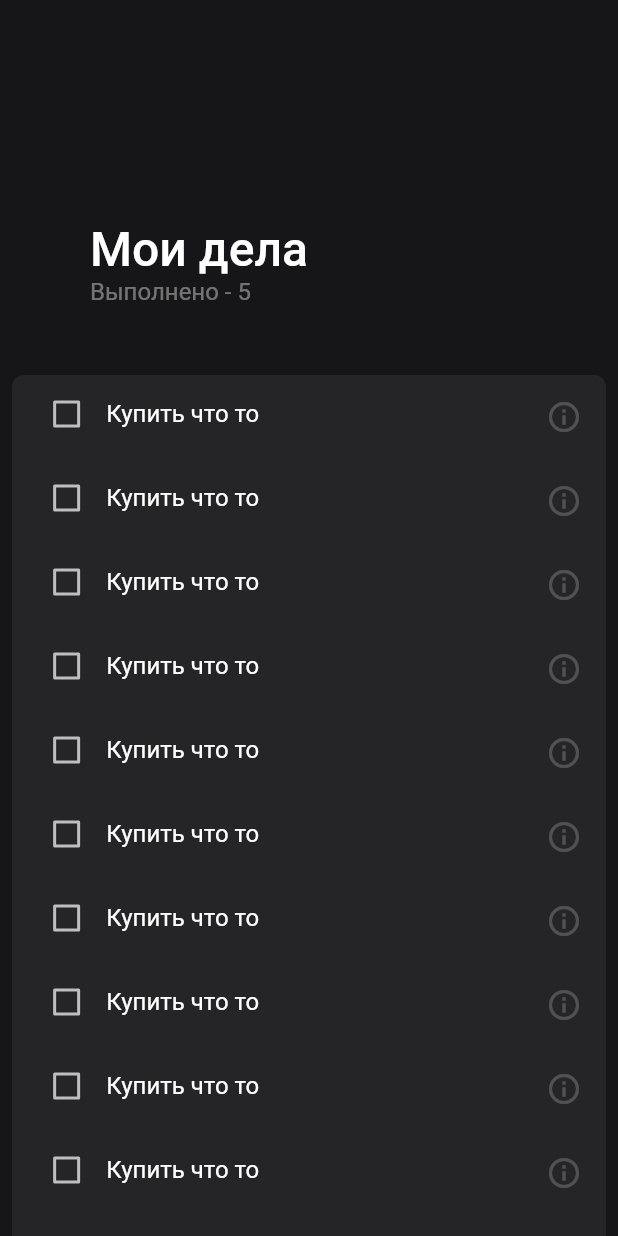
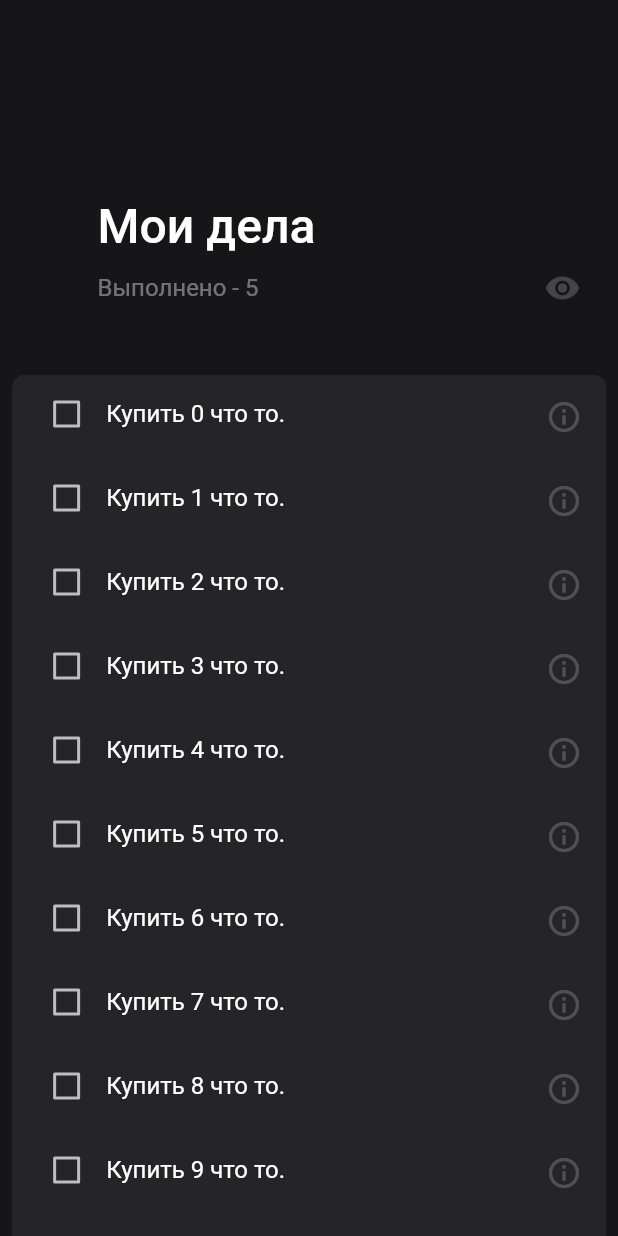
Before and after one commit to Orillio/todo_list, a Flutter app: the screen it shows after launch, on a phone screen of 412 x 824 dp. Run offline on Flutter 3.47's test engine with Material 2 defaults, Android fonts, the phone set to English and light mode, and no system bars.

Commit message:
add business logic, formatted file

```diff
--- /dev/null
+++ b/lib/business/fake_todo_provider.dart
@@ -0,0 +1,66 @@
+import 'package:flutter/material.dart';
+import 'package:todo_list/models/todo_model.dart';
+import 'package:uuid/uuid.dart';
+import 'i_todo_provider.dart';
+
+class FakeTodoProvider with ChangeNotifier implements ITodoProvider {
+
+  late final List<TodoModel> _items;
+
+  FakeTodoProvider() {
+    var now = DateTime.now();
+    _items = [
+      for (int i = 0; i < 20; i++)
+        TodoModel(
+          id: const Uuid().v4(),
+          text: 'Купить $i что то.',
+          done: i % 2 == 0,
+          createdAt: now,
+          changedAt: now,
+          importance: "low",
+        ),
+    ];
+  }
+
+
+  @override
+  Future addItem(TodoModel item) async {
+    _items.add(item);
+    notifyListeners();
+  }
+
+  @override
+  Future deleteItem(TodoModel item) async {
+    _items.remove(item);
+    notifyListeners();
+  }
+
+  @override
+  Future<TodoModel> getConcreteItem(String id) async {
+    return _items.firstWhere((item) => item.id == id);
+  }
+
+  @override
+  Future<List<TodoModel>> getItemsFromNetwork() async {
+    return _items;
+  }
+
+  @override
+  Future<List<TodoModel>> getOfflineItems() async {
+    return _items;
+  }
+
+  @override
+  Future refreshList(List<TodoModel> list) async {
+    _items.clear();
+    _items.addAll(list);
+    notifyListeners();
+  }
+
+  @override
+  Future updateItem(TodoModel item) async {
+    _items.removeWhere((i) => i.id == item.id);
+    _items.add(item);
+    notifyListeners();
+  }
+}
--- a/lib/components/shared/large_title.dart
+++ b/lib/components/shared/large_title.dart
@@ -2,10 +2,14 @@ import 'package:flutter/material.dart';
 
 class LargeTitle extends StatelessWidget {
   final String title;
+
   const LargeTitle({Key? key, required this.title}) : super(key: key);
 
   @override
   Widget build(BuildContext context) {
-    return Text(title, style: Theme.of(context).textTheme.titleLarge);
+    return Text(
+      title,
+      style: Theme.of(context).textTheme.titleLarge,
+    );
   }
 }
--- a/lib/components/shared/todo_list_item.dart
+++ b/lib/components/shared/todo_list_item.dart
@@ -1,8 +1,11 @@
 import 'package:flutter/material.dart';
 import 'package:todo_list/components/shared/medium_label.dart';
+import 'package:todo_list/models/todo_model.dart';
 
 class TodoListItem extends StatefulWidget {
-  const TodoListItem({Key? key}) : super(key: key);
+  final TodoModel model;
+
+  const TodoListItem({required this.model, Key? key}) : super(key: key);
 
   @override
   State<TodoListItem> createState() => _TodoListItemState();
@@ -36,8 +39,9 @@ class _TodoListItemState extends State<TodoListItem> {
               children: [
                 SizedBox(
                   width: MediaQuery.of(context).size.width * 0.6,
-                  child: const MediumLabel("Купить что то"),
+                  child: MediumLabel(widget.model.text),
                 ),
+                //todo: show date if exists, importance, show checked, make dismiss
                 const Icon(Icons.info_outline)
               ],
             ),
--- a/lib/components/todo_list.dart
+++ b/lib/components/todo_list.dart
@@ -1,5 +1,9 @@
 import 'package:flutter/material.dart';
+import 'package:provider/provider.dart';
+import 'package:todo_list/business/i_todo_provider.dart';
 import 'package:todo_list/components/shared/todo_list_item.dart';
+
+import '../models/todo_model.dart';
 
 class TodoList extends StatefulWidget {
   const TodoList({Key? key}) : super(key: key);
@@ -11,6 +15,12 @@ class TodoList extends StatefulWidget {
 class _TodoListState extends State<TodoList> {
   @override
   Widget build(BuildContext context) {
+    return Consumer<ITodoProvider>(
+      builder: (context, provider, child) {
+        return FutureBuilder<List<TodoModel>>(
+          future: provider.getItemsFromNetwork(),
+          builder: (context, snapshot) {
+            if (snapshot.hasData) {
               return Container(
                 decoration: BoxDecoration(
                     borderRadius: BorderRadius.circular(8),
@@ -19,11 +29,25 @@ class _TodoListState extends State<TodoList> {
                   padding: const EdgeInsets.all(0),
                   physics: const NeverScrollableScrollPhysics(),
                   shrinkWrap: true,
-        itemCount: 50,
+                  itemCount: snapshot.data!.length,
                   itemBuilder: (context, index) {
-          return const TodoListItem();
+                    return TodoListItem(
+                      model: snapshot.data![index],
+                    );
                   },
                 ),
               );
+            } else {
+              return const Padding(
+                padding: EdgeInsets.only(top: 100),
+                child: Center(
+                  child: CircularProgressIndicator(),
+                ),
+              );
+            }
+          },
+        );
+      },
+    );
   }
 }
--- a/lib/main.dart
+++ b/lib/main.dart
@@ -1,5 +1,7 @@
 import 'package:flutter/material.dart';
 import 'package:provider/provider.dart';
+import 'package:todo_list/business/fake_todo_provider.dart';
+import 'package:todo_list/business/i_todo_provider.dart';
 import 'package:todo_list/navigation/navigation_controller.dart';
 import 'package:todo_list/screens/todo_screen.dart';
 import 'package:todo_list/themes/dark_theme.dart';
@@ -8,7 +10,6 @@ void main() {
   runApp(const MyApp());
 }
 
-class TodoListChangeNotifierModel extends ChangeNotifier {}
 
 class MyApp extends StatelessWidget {
   const MyApp({Key? key}) : super(key: key);
@@ -18,10 +19,11 @@ class MyApp extends StatelessWidget {
     //Wrapping MaterialApp in MultiProvider to access models in all routes.
     return MultiProvider(
       providers: [
-        ChangeNotifierProvider(create: (_) => TodoListChangeNotifierModel()),
+        ChangeNotifierProvider<ITodoProvider>(create: (_) => FakeTodoProvider()),
         Provider(create: (_) => NavigationController()),
       ],
       child: MaterialApp(
+        debugShowCheckedModeBanner: false,
         title: 'TodoList',
         themeMode: ThemeMode.dark,
         darkTheme: darkTheme,
--- /dev/null
+++ b/lib/models/todo_model.dart
@@ -0,0 +1,22 @@
+
+class TodoModel {
+  String id;
+  String text;
+  String? color;
+  bool done;
+  String importance;
+  DateTime? deadline;
+  DateTime changedAt;
+  DateTime createdAt;
+
+  TodoModel({
+    required this.importance,
+    required this.id,
+    required this.text,
+    required this.done,
+    required this.changedAt,
+    required this.createdAt,
+    this.deadline,
+    this.color,
+  });
+}
--- a/lib/screens/todo_screen.dart
+++ b/lib/screens/todo_screen.dart
@@ -14,7 +14,9 @@ class _TodoScreenState extends State<TodoScreen> {
   @override
   Widget build(BuildContext context) {
     return Scaffold(
-      body: CustomScrollView(
+      body: RefreshIndicator(
+        onRefresh: () async {  },
+        child: CustomScrollView(
           slivers: [
             SliverPersistentHeader(
               pinned: true,
@@ -24,8 +26,10 @@ class _TodoScreenState extends State<TodoScreen> {
               child: Padding(
                 padding: EdgeInsets.only(top: 20, bottom: 50, left: 8, right: 8),
                 child: TodoList(),
-          )),
+              ),
+            ),
           ],
+        ),
       ),
     );
   }
--- a/lib/themes/dark_theme.dart
+++ b/lib/themes/dark_theme.dart
@@ -1,6 +1,9 @@
 import 'package:flutter/material.dart';
 
 ThemeData darkTheme = ThemeData(
+    buttonTheme: const ButtonThemeData(
+      buttonColor: Color(0xFF0A84FF)
+    ),
     scaffoldBackgroundColor: const Color(0xFF161618),
     brightness: Brightness.dark,
     colorScheme: const ColorScheme.dark(secondary: Color(0xFF252528)),
--- a/pubspec.yaml
+++ b/pubspec.yaml
@@ -13,6 +13,7 @@ dependencies:
   cupertino_icons: ^1.0.2
   dio: ^4.0.6
   provider: ^6.0.3
+  uuid: ^3.0.6
 
 dev_dependencies:
   flutter_test:
```
Also changed, not shown: lib/business/i_todo_provider.dart (added, +13 -0 lines), lib/components/todo_list_header.dart (+47 -11 lines), pubspec.lock. Lines whose indentation alone changed are shown as unchanged.
